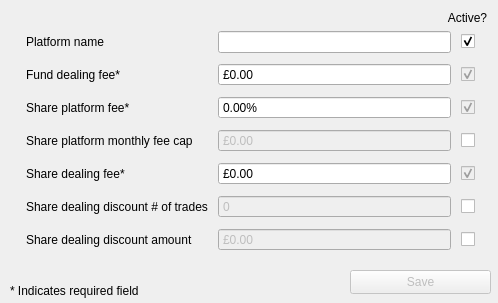
This is gui/platform_edit.ui in RolandWH/SIPPCompare as Qt 5 draws it before an edit. The edited form follows.
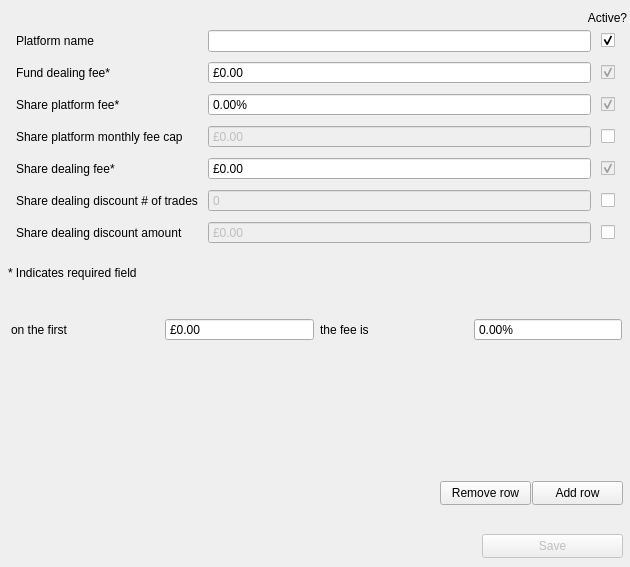
This is the edited form. Custom widgets are drawn as their Qt base class.

Commit message: make fund_plat_fee user defined (no validation)

```diff
--- a/gui/platform_edit.ui
+++ b/gui/platform_edit.ui
@@ -6,32 +6,20 @@
    <rect>
     <x>0</x>
     <y>0</y>
-    <width>498</width>
-    <height>303</height>
+    <width>630</width>
+    <height>567</height>
    </rect>
   </property>
-  <property name="minimumSize">
-   <size>
-    <width>498</width>
-    <height>303</height>
-   </size>
-  </property>
-  <property name="maximumSize">
-   <size>
-    <width>498</width>
-    <height>303</height>
-   </size>
-  </property>
   <property name="windowTitle">
    <string>Platform Editor</string>
   </property>
   <widget class="QWidget" name="gridLayoutWidget">
    <property name="geometry">
     <rect>
-     <x>20</x>
+     <x>10</x>
      <y>20</y>
-     <width>461</width>
-     <height>243</height>
+     <width>611</width>
+     <height>241</height>
     </rect>
    </property>
    <layout class="QGridLayout" name="gridLayout">
@@ -261,8 +249,8 @@
    </property>
    <property name="geometry">
     <rect>
-     <x>350</x>
-     <y>270</y>
+     <x>482</x>
+     <y>534</y>
      <width>141</width>
      <height>24</height>
     </rect>
@@ -274,8 +262,8 @@
   <widget class="QLabel" name="req_field_lab">
    <property name="geometry">
     <rect>
-     <x>10</x>
-     <y>280</y>
+     <x>8</x>
+     <y>262</y>
      <width>191</width>
      <height>21</height>
     </rect>
@@ -287,7 +275,7 @@
   <widget class="QLabel" name="active_lab">
    <property name="geometry">
     <rect>
-     <x>437</x>
+     <x>577</x>
      <y>10</y>
      <width>61</width>
      <height>16</height>
@@ -300,6 +288,93 @@
     <set>Qt::AlignmentFlag::AlignCenter</set>
    </property>
   </widget>
+  <widget class="QWidget" name="gridLayoutWidget_2">
+   <property name="geometry">
+    <rect>
+     <x>11</x>
+     <y>314</y>
+     <width>611</width>
+     <height>31</height>
+    </rect>
+   </property>
+   <layout class="QGridLayout" name="gridLayout_2">
+    <property name="verticalSpacing">
+     <number>0</number>
+    </property>
+    <item row="0" column="3">
+     <widget class="FastEditQDoubleSpinBox" name="first_tier_fee_box">
+      <property name="buttonSymbols">
+       <enum>QAbstractSpinBox::ButtonSymbols::NoButtons</enum>
+      </property>
+      <property name="correctionMode">
+       <enum>QAbstractSpinBox::CorrectionMode::CorrectToNearestValue</enum>
+      </property>
+      <property name="suffix">
+       <string>%</string>
+      </property>
+      <property name="maximum">
+       <double>100.000000000000000</double>
+      </property>
+     </widget>
+    </item>
+    <item row="0" column="0">
+     <widget class="QLabel" name="first_tier_lab">
+      <property name="text">
+       <string>on the first</string>
+      </property>
+     </widget>
+    </item>
+    <item row="0" column="2">
+     <widget class="QLabel" name="first_tier_fee_lab">
+      <property name="text">
+       <string>the fee is</string>
+      </property>
+     </widget>
+    </item>
+    <item row="0" column="1">
+     <widget class="FastEditQDoubleSpinBox" name="first_tier_box">
+      <property name="buttonSymbols">
+       <enum>QAbstractSpinBox::ButtonSymbols::NoButtons</enum>
+      </property>
+      <property name="correctionMode">
+       <enum>QAbstractSpinBox::CorrectionMode::CorrectToNearestValue</enum>
+      </property>
+      <property name="prefix">
+       <string>£</string>
+      </property>
+      <property name="maximum">
+       <double>9999999.000000000000000</double>
+      </property>
+     </widget>
+    </item>
+   </layout>
+  </widget>
+  <widget class="QPushButton" name="new_row_but">
+   <property name="geometry">
+    <rect>
+     <x>532</x>
+     <y>481</y>
+     <width>91</width>
+     <height>24</height>
+    </rect>
+   </property>
+   <property name="text">
+    <string>Add row</string>
+   </property>
+  </widget>
+  <widget class="QPushButton" name="del_row_but">
+   <property name="geometry">
+    <rect>
+     <x>440</x>
+     <y>481</y>
+     <width>91</width>
+     <height>24</height>
+    </rect>
+   </property>
+   <property name="text">
+    <string>Remove row</string>
+   </property>
+  </widget>
  </widget>
  <customwidgets>
   <customwidget>
```
Left out of the diff: 6 changed lines with no effect on the pictures. The commit also changes 1 other file.
